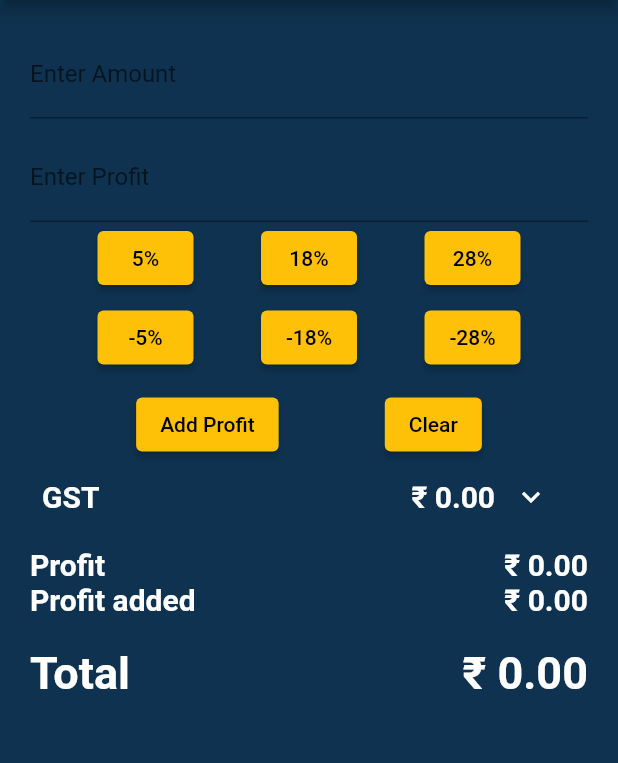
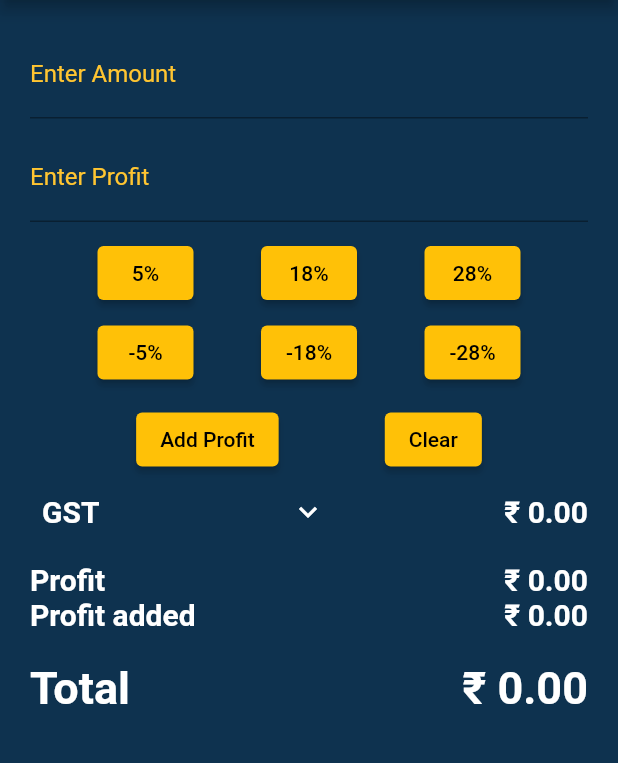
Before and after one commit to jayasooryakdeepak/GST_Calculator, a Flutter app: the screen it shows after launch, on a phone screen of 412 x 824 dp, the part 84-847 px from its top. Run offline on Flutter 3.47's test engine with Material 2 defaults, Android fonts, the phone set to English and light mode, and no system bars.

Commit message:
Text field default colour changed to yellow and gst splitup button added

```diff
--- a/lib/main.dart
+++ b/lib/main.dart
@@ -84,6 +84,8 @@ class _GstCalculatorState extends State<GstCalculator> {
         title: const Text('GST Calculator'),
       ),
       body: SingleChildScrollView(
+        child: Container(
+          width: double.infinity,
           child: Padding(
             padding: const EdgeInsets.all(20.0),
             child: Column(
@@ -94,6 +96,9 @@ class _GstCalculatorState extends State<GstCalculator> {
                   keyboardType: TextInputType.number,
                   decoration: const InputDecoration(
                     labelText: 'Enter Amount',
+                    labelStyle: TextStyle(
+                      color: Color.fromARGB(255, 255, 197, 49),
+                    ),
                   ),
                   onChanged: (value) {
                     setState(
@@ -112,6 +117,9 @@ class _GstCalculatorState extends State<GstCalculator> {
                   keyboardType: TextInputType.number,
                   decoration: const InputDecoration(
                     labelText: 'Enter Profit',
+                    labelStyle: TextStyle(
+                      color: Color.fromARGB(255, 255, 197, 49),
+                    ),
                   ),
                   onChanged: (value) {
                     setState(
@@ -120,6 +128,9 @@ class _GstCalculatorState extends State<GstCalculator> {
                       },
                     );
                   },
+                ),
+                const SizedBox(
+                  height: 10,
                 ),
                 Row(
                   mainAxisAlignment: MainAxisAlignment.spaceEvenly,
@@ -186,15 +197,11 @@ class _GstCalculatorState extends State<GstCalculator> {
                 ),
                 Container(
                   child: Row(
-                 // mainAxisAlignment: MainAxisAlignment.spaceBetween,
+                    mainAxisAlignment: MainAxisAlignment.spaceBetween,
                     children: [
                       Padding(
                         padding: const EdgeInsets.all(8.0),
                         child: const Text('GST'),
-                    ),
-                    Padding(
-                      padding: const EdgeInsets.fromLTRB(200,0,0,0),
-                      child: Text('₹ ${_gst.toStringAsFixed(2)}'),
                       ),
                       ExpandIcon(
                         isExpanded: _isExpanded,
@@ -205,7 +212,12 @@ class _GstCalculatorState extends State<GstCalculator> {
                             _isExpanded = !isExpanded;
                           });
                         },
-                    )
+                      ),
+                      Padding(
+                        padding: const EdgeInsets.fromLTRB(0,0,0,0),
+                        child: Text('₹ ${_gst.toStringAsFixed(2)}'),
+                      ),
+
                     ],
                   ),
                 ),
@@ -262,6 +274,7 @@ class _GstCalculatorState extends State<GstCalculator> {
             ),
           ),
         ),
+      ),
     );
   }
 }
```
Lines whose indentation alone changed are shown as unchanged.
